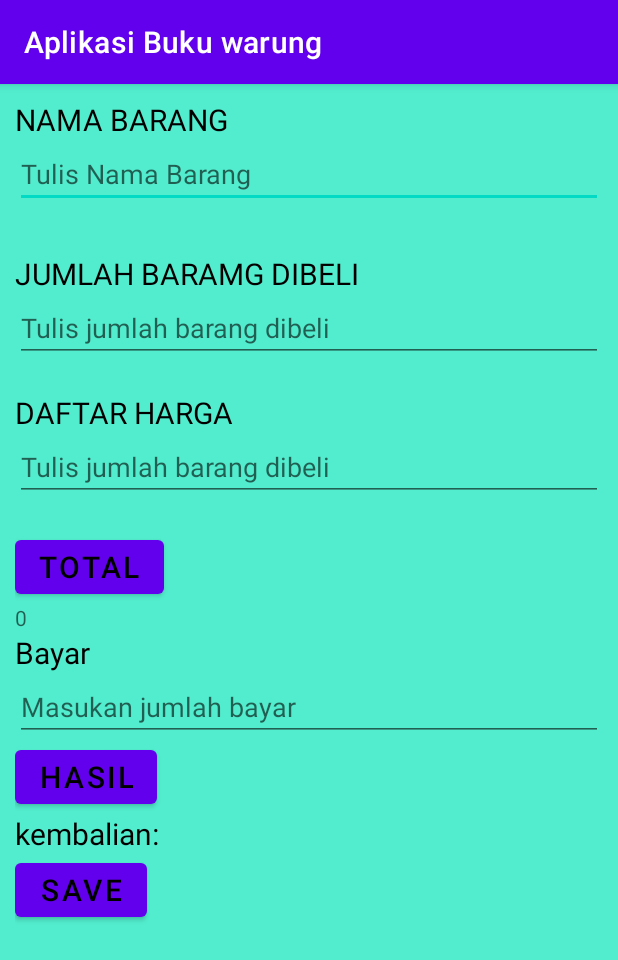
After one commit to IF19BGanangRizkiSaputro/FinalProjek_GanangRizkiSaputro, an Android app: the menu_transaksi screen opened directly, with no data from a screen before it, on a phone screen of 412 x 824 dp. The commit adds this screen. Shown: the top 960 px of the screen. Run offline under Robolectric (Android 15) with nearby library versions, the phone set to English and light mode, and no system bars; our stand-ins replace Firebase (no records; nobody signed in at launch, a user with empty details on screens opened directly).

Commit message:
Memperbaiki intent, membuat menu transaksi,

```diff
--- a/app/build.gradle
+++ b/app/build.gradle
@@ -1,5 +1,6 @@
 plugins {
     id 'com.android.application'
+    id 'com.google.gms.google-services'
 }
 
 android {
@@ -33,6 +34,9 @@ dependencies {
     implementation 'androidx.appcompat:appcompat:1.3.0'
     implementation 'com.google.android.material:material:1.3.0'
     implementation 'androidx.constraintlayout:constraintlayout:2.0.4'
+    implementation 'com.google.firebase:firebase-analytics:19.0.0'
+    implementation 'com.google.firebase:firebase-auth:21.0.1'
+    implementation 'com.google.firebase:firebase-database:20.0.0'
     testImplementation 'junit:junit:4.+'
     androidTestImplementation 'androidx.test.ext:junit:1.1.2'
     androidTestImplementation 'androidx.test.espresso:espresso-core:3.3.0'
--- a/app/src/main/AndroidManifest.xml
+++ b/app/src/main/AndroidManifest.xml
@@ -9,6 +9,8 @@
         android:roundIcon="@mipmap/ic_launcher_round"
         android:supportsRtl="true"
         android:theme="@style/Theme.AplikasiBukuWarung">
+        <activity android:name=".dafarhargabarang_MainActivity"></activity>
+        <activity android:name=".menu_transaksi"></activity>
         <activity android:name=".MainActivity">
             <intent-filter>
                 <action android:name="android.intent.action.MAIN" />
--- /dev/null
+++ b/app/src/main/java/com/example/sqlperpustaakaan/sqliteperpustakaan/bukuwarung/bukuwarung/aplikasibukuwarung/menu_transaksi.java
@@ -0,0 +1,83 @@
+package com.example.sqlperpustaakaan.sqliteperpustakaan.bukuwarung.bukuwarung.aplikasibukuwarung;
+
+import androidx.appcompat.app.AppCompatActivity;
+
+import android.net.Uri;
+import android.os.Bundle;
+import android.view.View;
+import android.widget.Button;
+import android.widget.EditText;
+import android.widget.TextView;
+
+import com.google.firebase.auth.FirebaseAuth;
+import com.google.firebase.database.IgnoreExtraProperties;
+
+import java.io.Serializable;
+@IgnoreExtraProperties
+public class menu_transaksi extends AppCompatActivity implements Serializable {
+    private FirebaseAuth mAuth;
+    Button btsave,bttotal,bthasil;
+    TextView tvnamabarang,tvjmlhbarangdibeli,tvdaftarharga,tv0,tvbayar,tvkembalian;
+    EditText etnamabarang,etjumlah,etdaftarharga,etbayar;
+    private Object GoogleCredentials;
+    @Override
+    protected void onCreate(Bundle savedInstanceState) {
+        super.onCreate(savedInstanceState);
+        setContentView(R.layout.activity_menu_transaksi);
+        mAuth = FirebaseAuth.getInstance();
+
+        //Button
+        bttotal = (Button)findViewById(R.id.bttotal);
+        btsave =(Button)findViewById(R.id.btsave);
+        bthasil =(Button)findViewById(R.id.bthasil);
+
+        //EditTEXT
+        etnamabarang=(EditText)findViewById(R.id.etnamabarang);
+        etjumlah=(EditText)findViewById(R.id.etjumlah);
+        etdaftarharga=(EditText)findViewById(R.id.etdaftarharga);
+        etbayar=(EditText)findViewById(R.id.etbayar);
+
+        //TextView
+        tvnamabarang=(TextView)findViewById(R.id.tvnamabarang);
+        tvjmlhbarangdibeli=(TextView)findViewById(R.id.tvjmlhbarangdibeli);
+        tvdaftarharga =(TextView)findViewById(R.id.tvdaftarharga);
+        tv0=(TextView)findViewById(R.id.tv0);
+        tvbayar=(TextView)findViewById(R.id.tvbayar);
+        tvkembalian=(TextView)findViewById(R.id.tvkembalian);
+
+        bttotal.setOnClickListener(new View.OnClickListener() {
+            @Override
+            public void onClick(View v) {
+                double jumlahbarang,hargabarang,total;
+                jumlahbarang=Double.valueOf(etjumlah.getText().toString().trim());
+                hargabarang=Double.valueOf(etdaftarharga.getText().toString().trim());
+                total=jumlahbarang *hargabarang;
+                String total1= String.valueOf(total);
+                tv0.setText(total1);
+            }
+        });
+        bthasil.setOnClickListener(new View.OnClickListener() {
+            @Override
+            public void onClick(View v) {
+                double bayar,totalharga,hasil;
+                totalharga=Double.valueOf(tv0.getText().toString().trim());
+                bayar=Double.valueOf(etbayar.getText().toString().trim());
+                hasil=bayar-totalharga;
+                String hasil1=String.valueOf(hasil);
+                tvkembalian.setText(hasil1);
+            }
+        });
+        btsave.setOnClickListener(new View.OnClickListener() {
+            @Override
+            public void onClick(View v) {
+                etnamabarang.setText("");
+                etdaftarharga.setText("");
+                etjumlah.setText("");
+                etbayar.setText("");
+                tv0.setText("");
+                tvkembalian.setText("");
+
+            }
+        });
+    }
+}
--- /dev/null
+++ b/app/src/main/res/layout/activity_menu_transaksi.xml
@@ -0,0 +1,108 @@
+<?xml version="1.0" encoding="utf-8"?>
+<LinearLayout xmlns:android="http://schemas.android.com/apk/res/android"
+    xmlns:app="http://schemas.android.com/apk/res-auto"
+    xmlns:tools="http://schemas.android.com/tools"
+    android:layout_width="match_parent"
+    android:layout_height="match_parent"
+    android:background="@color/warna_backgrounnd"
+    android:orientation="vertical"
+    android:padding="10dp"
+    tools:context=".menu_transaksi">
+
+    <TextView
+        android:id="@+id/tvnamabarang"
+        android:layout_width="wrap_content"
+        android:layout_height="wrap_content"
+        android:text="NAMA BARANG"
+        android:textColor="@color/warnateks"
+        android:textSize="@dimen/ukurantext" />
+
+    <EditText
+        android:id="@+id/etnamabarang"
+        android:layout_width="match_parent"
+        android:layout_height="wrap_content"
+        android:hint="Tulis Nama Barang" />
+
+    <TextView
+        android:id="@+id/tvjmlhbarangdibeli"
+        android:layout_width="wrap_content"
+        android:layout_height="wrap_content"
+        android:layout_marginTop="30dp"
+        android:text="JUMLAH BARAMG DIBELI"
+        android:textColor="@color/warnateks"
+        android:textSize="@dimen/ukurantext" />
+
+    <EditText
+        android:id="@+id/etjumlah"
+        android:layout_width="match_parent"
+        android:layout_height="wrap_content"
+        android:hint="Tulis jumlah barang dibeli" />
+
+    <TextView
+        android:id="@+id/tvdaftarharga"
+        android:layout_width="wrap_content"
+        android:layout_height="wrap_content"
+        android:layout_marginTop="20dp"
+        android:text="DAFTAR HARGA"
+        android:textColor="@color/warnateks"
+        android:textSize="@dimen/ukurantext" />
+
+    <EditText
+        android:id="@+id/etdaftarharga"
+        android:layout_width="match_parent"
+        android:layout_height="wrap_content"
+        android:hint="Tulis jumlah barang dibeli" />
+
+    <Button
+        android:id="@+id/bttotal"
+        android:layout_width="wrap_content"
+        android:layout_height="wrap_content"
+        android:layout_marginTop="20dp"
+        android:text="TOTAL"
+        android:textColor="@color/warnateks"
+        android:textSize="20dp" />
+
+    <TextView
+        android:id="@+id/tv0"
+        android:layout_width="match_parent"
+        android:layout_height="wrap_content"
+        android:hint="0" />
+
+    <TextView
+        android:id="@+id/tvbayar"
+        android:layout_width="match_parent"
+        android:layout_height="wrap_content"
+        android:text="Bayar"
+        android:textColor="@color/warnateks"
+        android:textSize="20dp" />
+
+    <EditText
+        android:id="@+id/etbayar"
+        android:layout_width="match_parent"
+        android:layout_height="wrap_content"
+        android:hint="Masukan jumlah bayar" />
+
+    <Button
+        android:id="@+id/bthasil"
+        android:layout_width="wrap_content"
+        android:layout_height="wrap_content"
+        android:text="HASIL"
+        android:textColor="@color/warnateks"
+        android:textSize="20dp" />
+    <TextView
+        android:id="@+id/tvkembalian"
+        android:layout_width="match_parent"
+        android:layout_height="wrap_content"
+        android:text="@string/kembalian"
+        android:textColor="@color/warnateks"
+        android:textSize="20dp" />
+
+    <Button
+        android:id="@+id/btsave"
+        android:layout_width="wrap_content"
+        android:layout_height="wrap_content"
+        android:text="SAVE"
+        android:textColor="@color/warnateks"
+        android:textSize="20dp" />
+
+</LinearLayout>
--- a/app/src/main/res/values/colors.xml
+++ b/app/src/main/res/values/colors.xml
@@ -8,4 +8,8 @@
     <color name="black">#FF000000</color>
     <color name="white">#FFFFFFFF</color>
     <color name="warnateks">#000</color>
+    <color name="warna_background">#0891DA</color>
+    <color name="warna_tulisan">#000</color>
+    <color name="warna_backgrounnd">#52EDCE</color>
+    <color name="warnatulisannn">#000</color>
 </resources>
--- a/app/src/main/res/values/strings.xml
+++ b/app/src/main/res/values/strings.xml
@@ -2,4 +2,5 @@
     <string name="app_name">Aplikasi Buku warung</string>
     <string name="selamat_datang">SELAMAT DATANG</string>
     <string name="masuk">Masuk</string>
+    <string name="kembalian">kembalian:</string>
 </resources>
--- a/build.gradle
+++ b/build.gradle
@@ -6,6 +6,7 @@ buildscript {
     }
     dependencies {
         classpath "com.android.tools.build:gradle:4.1.2"
+        classpath 'com.google.gms:google-services:4.3.8'
 
         // NOTE: Do not place your application dependencies here; they belong
         // in the individual module build.gradle files
```
Also changed, not shown: app/src/main/java/com/example/sqlperpustaakaan/sqliteperpustakaan/bukuwarung/bukuwarung/aplikasibukuwarung/MainActivity.java (+32 -6 lines), app/src/main/java/com/example/sqlperpustaakaan/sqliteperpustakaan/bukuwarung/bukuwarung/aplikasibukuwarung/dafarhargabarang_MainActivity.java (added, +14 -0 lines), app/src/main/java/com/example/sqlperpustaakaan/sqliteperpustakaan/bukuwarung/bukuwarung/aplikasibukuwarung/operasi.java (added, +10 -0 lines), app/src/main/res/layout/activity_dafarhargabarang__main.xml (added, +17 -0 lines), app/src/main/res/layout/activity_menu.xml (deleted, +0 -36 lines), 2 other files.
